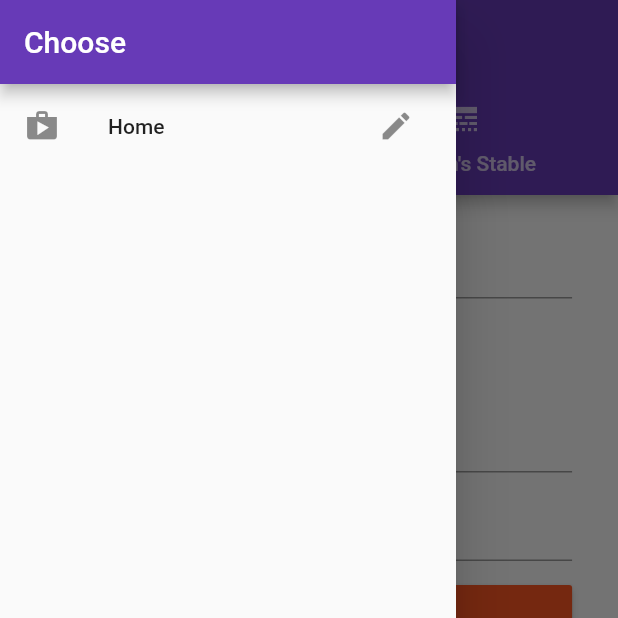
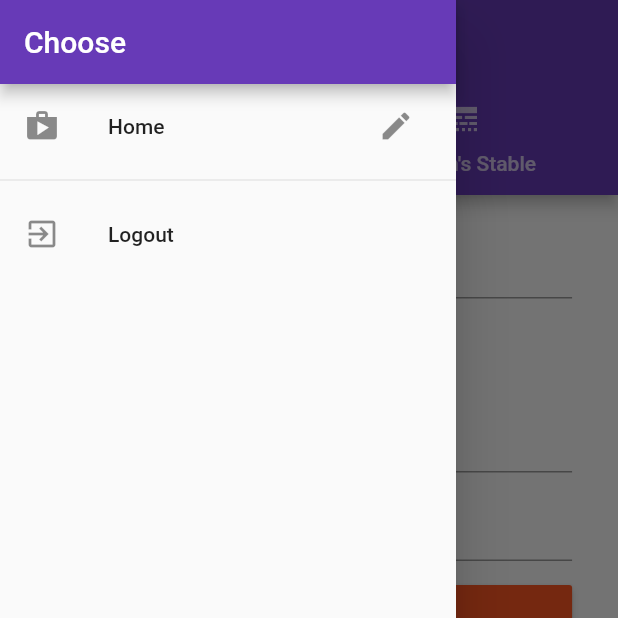
Before and after one commit to R2D34/Flutter, a Flutter app: the ManageProductsPage screen opened by its route, with the side drawer open, on a phone screen of 412 x 824 dp, the top half of it. Run offline on Flutter 3.47's test engine with Material 2 defaults, Android fonts, the phone set to English and light mode, and no system bars; our stand-ins replace shared_preferences; accounts and stored records are empty.

```diff
--- a/first_app/lib/pages/manage_products.dart
+++ b/first_app/lib/pages/manage_products.dart
@@ -1,9 +1,10 @@
 import 'package:flutter/material.dart';
 
-import 'package:first_app/pages/product_edit.dart';
-import 'package:first_app/pages/product_list.dart';
+import './product_edit.dart';
+import './product_list.dart';
 
 import '../scoped-models/main.dart';
+import '../ui_elements/logout_list_tile.dart';
 
 class ManageProductsPage extends StatelessWidget {
 
@@ -27,6 +28,8 @@ class ManageProductsPage extends StatelessWidget {
               Navigator.pushReplacementNamed(context, '/products');
             },
           ),
+                    Divider(),
+          LogoutListTile(),
         ],
       ),
     );
--- a/first_app/lib/pages/products.dart
+++ b/first_app/lib/pages/products.dart
@@ -4,6 +4,7 @@ import 'package:scoped_model/scoped_model.dart';
 
 import '../scoped-models/main.dart';
 import '../widgets/products/products.dart';
+import '../ui_elements/logout_list_tile.dart';
 
 class ProductsPage extends StatefulWidget {
   final MainModel model;
@@ -35,6 +36,8 @@ class _ProductsPageState extends State<ProductsPage> {
               Navigator.pushReplacementNamed(context, '/admin');
             },
           ),
+          Divider(),
+          LogoutListTile(),
         ],
       ),
     );
--- /dev/null
+++ b/first_app/lib/ui_elements/logout_list_tile.dart
@@ -0,0 +1,22 @@
+import 'package:flutter/material.dart';
+
+import 'package:scoped_model/scoped_model.dart';
+
+import '../scoped-models/main.dart';
+
+class LogoutListTile extends StatelessWidget {
+  @override
+  Widget build(BuildContext context) {
+    return ScopedModelDescendant(
+        builder: (BuildContext context, Widget child, MainModel model) {
+      return ListTile(
+        leading: Icon(Icons.exit_to_app),
+        title: Text('Logout'),
+        onTap: () {
+          model.logout();
+          Navigator.of(context).pushReplacementNamed('/');
+        },
+      );
+    });
+  }
+}
```
Also changed, not shown: first_app/lib/main.dart (+18 -8 lines), first_app/lib/scoped-models/connected_products.dart (+32 -3 lines).
